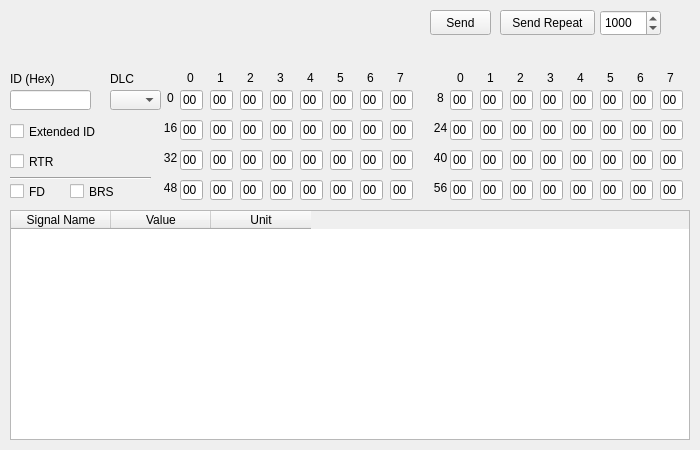
The window that src/window/RawTxWindow/RawTxWindow.ui (1-hexene/CANgaroo) describes before a commit, drawn with Qt 5.
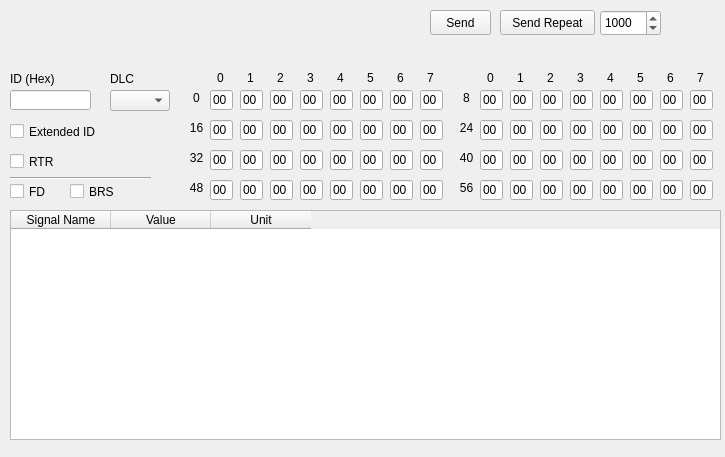
The same window after the commit.

```diff
--- a/src/window/RawTxWindow/RawTxWindow.ui
+++ b/src/window/RawTxWindow/RawTxWindow.ui
@@ -6,8 +6,8 @@
    <rect>
     <x>0</x>
     <y>0</y>
-    <width>700</width>
-    <height>450</height>
+    <width>725</width>
+    <height>457</height>
    </rect>
   </property>
   <property name="sizePolicy">
@@ -36,7 +36,7 @@
     <rect>
      <x>10</x>
      <y>210</y>
-     <width>680</width>
+     <width>711</width>
      <height>230</height>
     </rect>
    </property>
@@ -138,7 +138,7 @@
     <rect>
      <x>10</x>
      <y>70</y>
-     <width>101</width>
+     <width>91</width>
      <height>17</height>
     </rect>
    </property>
@@ -196,7 +196,7 @@
     <rect>
      <x>10</x>
      <y>120</y>
-     <width>121</width>
+     <width>141</width>
      <height>23</height>
     </rect>
    </property>
@@ -209,7 +209,7 @@
     <rect>
      <x>70</x>
      <y>180</y>
-     <width>51</width>
+     <width>61</width>
      <height>23</height>
     </rect>
    </property>
@@ -235,15 +235,15 @@
     <rect>
      <x>110</x>
      <y>90</y>
-     <width>51</width>
-     <height>20</height>
+     <width>60</width>
+     <height>21</height>
     </rect>
    </property>
   </widget>
   <widget class="QLineEdit" name="fieldByte7_6">
    <property name="geometry">
     <rect>
-     <x>390</x>
+     <x>420</x>
      <y>180</y>
      <width>23</width>
      <height>20</height>
@@ -262,7 +262,7 @@
   <widget class="QLabel" name="label_col18">
    <property name="geometry">
     <rect>
-     <x>390</x>
+     <x>420</x>
      <y>70</y>
      <width>21</width>
      <height>16</height>
@@ -278,7 +278,7 @@
   <widget class="QLineEdit" name="fieldByte4_1">
    <property name="geometry">
     <rect>
-     <x>570</x>
+     <x>600</x>
      <y>90</y>
      <width>23</width>
      <height>20</height>
@@ -297,7 +297,7 @@
   <widget class="QLineEdit" name="fieldByte0_6">
    <property name="geometry">
     <rect>
-     <x>180</x>
+     <x>210</x>
      <y>180</y>
      <width>23</width>
      <height>20</height>
@@ -316,7 +316,7 @@
   <widget class="QLineEdit" name="fieldByte3_6">
    <property name="geometry">
     <rect>
-     <x>270</x>
+     <x>300</x>
      <y>180</y>
      <width>23</width>
      <height>20</height>
@@ -335,7 +335,7 @@
   <widget class="QLineEdit" name="fieldByte2_2">
    <property name="geometry">
     <rect>
-     <x>240</x>
+     <x>270</x>
      <y>120</y>
      <width>23</width>
      <height>20</height>
@@ -354,7 +354,7 @@
   <widget class="QLineEdit" name="fieldByte1_1">
    <property name="geometry">
     <rect>
-     <x>480</x>
+     <x>510</x>
      <y>90</y>
      <width>23</width>
      <height>20</height>
@@ -373,7 +373,7 @@
   <widget class="QLineEdit" name="fieldByte6_2">
    <property name="geometry">
     <rect>
-     <x>360</x>
+     <x>390</x>
      <y>120</y>
      <width>23</width>
      <height>20</height>
@@ -392,7 +392,7 @@
   <widget class="QLineEdit" name="fieldByte7_1">
    <property name="geometry">
     <rect>
-     <x>660</x>
+     <x>690</x>
      <y>90</y>
      <width>23</width>
      <height>20</height>
@@ -411,7 +411,7 @@
   <widget class="QLineEdit" name="fieldByte7_4">
    <property name="geometry">
     <rect>
-     <x>390</x>
+     <x>420</x>
      <y>150</y>
      <width>23</width>
      <height>20</height>
@@ -430,7 +430,7 @@
   <widget class="QLabel" name="label_pay8">
    <property name="geometry">
     <rect>
-     <x>430</x>
+     <x>456</x>
      <y>180</y>
      <width>21</width>
      <height>16</height>
@@ -446,7 +446,7 @@
   <widget class="QLineEdit" name="fieldByte3_7">
    <property name="geometry">
     <rect>
-     <x>540</x>
+     <x>570</x>
      <y>180</y>
      <width>23</width>
      <height>20</height>
@@ -465,7 +465,7 @@
   <widget class="QLineEdit" name="fieldByte4_7">
    <property name="geometry">
     <rect>
-     <x>570</x>
+     <x>600</x>
      <y>180</y>
      <width>23</width>
      <height>20</height>
@@ -484,7 +484,7 @@
   <widget class="QLabel" name="label_pay1">
    <property name="geometry">
     <rect>
-     <x>160</x>
+     <x>186</x>
      <y>90</y>
      <width>21</width>
      <height>16</height>
@@ -500,7 +500,7 @@
   <widget class="QLineEdit" name="fieldByte5_7">
    <property name="geometry">
     <rect>
-     <x>600</x>
+     <x>630</x>
      <y>180</y>
      <width>23</width>
      <height>20</height>
@@ -519,7 +519,7 @@
   <widget class="QLineEdit" name="fieldByte3_1">
    <property name="geometry">
     <rect>
-     <x>540</x>
+     <x>570</x>
      <y>90</y>
      <width>23</width>
      <height>20</height>
@@ -538,7 +538,7 @@
   <widget class="QLineEdit" name="fieldByte7_0">
    <property name="geometry">
     <rect>
-     <x>390</x>
+     <x>420</x>
      <y>90</y>
      <width>23</width>
      <height>20</height>
@@ -557,7 +557,7 @@
   <widget class="QLineEdit" name="fieldByte5_6">
    <property name="geometry">
     <rect>
-     <x>330</x>
+     <x>360</x>
      <y>180</y>
      <width>23</width>
      <height>20</height>
@@ -576,7 +576,7 @@
   <widget class="QLineEdit" name="fieldByte1_7">
    <property name="geometry">
     <rect>
-     <x>480</x>
+     <x>510</x>
      <y>180</y>
      <width>23</width>
      <height>20</height>
@@ -595,7 +595,7 @@
   <widget class="QLineEdit" name="fieldByte7_3">
    <property name="geometry">
     <rect>
-     <x>660</x>
+     <x>690</x>
      <y>120</y>
      <width>23</width>
      <height>20</height>
@@ -614,7 +614,7 @@
   <widget class="QLabel" name="label_col13">
    <property name="geometry">
     <rect>
-     <x>240</x>
+     <x>270</x>
      <y>70</y>
      <width>21</width>
      <height>16</height>
@@ -630,7 +630,7 @@
   <widget class="QLineEdit" name="fieldByte5_3">
    <property name="geometry">
     <rect>
-     <x>600</x>
+     <x>630</x>
      <y>120</y>
      <width>23</width>
      <height>20</height>
@@ -649,7 +649,7 @@
   <widget class="QLineEdit" name="fieldByte3_4">
    <property name="geometry">
     <rect>
-     <x>270</x>
+     <x>300</x>
      <y>150</y>
      <width>23</width>
      <height>20</height>
@@ -668,7 +668,7 @@
   <widget class="QLineEdit" name="fieldByte0_2">
    <property name="geometry">
     <rect>
-     <x>180</x>
+     <x>210</x>
      <y>120</y>
      <width>23</width>
      <height>20</height>
@@ -687,7 +687,7 @@
   <widget class="QLineEdit" name="fieldByte0_5">
    <property name="geometry">
     <rect>
-     <x>450</x>
+     <x>480</x>
      <y>150</y>
      <width>23</width>
      <height>20</height>
@@ -706,7 +706,7 @@
   <widget class="QLineEdit" name="fieldByte6_6">
    <property name="geometry">
     <rect>
-     <x>360</x>
+     <x>390</x>
      <y>180</y>
      <width>23</width>
      <height>20</height>
@@ -725,7 +725,7 @@
   <widget class="QLabel" name="label_pay2">
    <property name="geometry">
     <rect>
-     <x>430</x>
+     <x>456</x>
      <y>90</y>
      <width>21</width>
      <height>16</height>
@@ -741,7 +741,7 @@
   <widget class="QLabel" name="label_col17">
    <property name="geometry">
     <rect>
-     <x>360</x>
+     <x>390</x>
      <y>70</y>
      <width>21</width>
      <height>16</height>
@@ -757,7 +757,7 @@
   <widget class="QLineEdit" name="fieldByte2_3">
    <property name="geometry">
     <rect>
-     <x>510</x>
+     <x>540</x>
      <y>120</y>
      <width>23</width>
      <height>20</height>
@@ -776,7 +776,7 @@
   <widget class="QLabel" name="label_col15">
    <property name="geometry">
     <rect>
-     <x>300</x>
+     <x>330</x>
      <y>70</y>
      <width>21</width>
      <height>16</height>
@@ -792,7 +792,7 @@
   <widget class="QLineEdit" name="fieldByte0_4">
    <property name="geometry">
     <rect>
-     <x>180</x>
+     <x>210</x>
      <y>150</y>
      <width>23</width>
      <height>20</height>
@@ -811,7 +811,7 @@
   <widget class="QLineEdit" name="fieldByte0_3">
    <property name="geometry">
     <rect>
-     <x>450</x>
+     <x>480</x>
      <y>120</y>
      <width>23</width>
      <height>20</height>
@@ -830,7 +830,7 @@
   <widget class="QLabel" name="label_pay3">
    <property name="geometry">
     <rect>
-     <x>160</x>
+     <x>186</x>
      <y>120</y>
      <width>21</width>
      <height>16</height>
@@ -846,7 +846,7 @@
   <widget class="QLineEdit" name="fieldByte0_1">
    <property name="geometry">
     <rect>
-     <x>450</x>
+     <x>480</x>
      <y>90</y>
      <width>23</width>
      <height>20</height>
@@ -865,7 +865,7 @@
   <widget class="QLineEdit" name="fieldByte5_0">
    <property name="geometry">
     <rect>
-     <x>330</x>
+     <x>360</x>
      <y>90</y>
      <width>23</width>
      <height>20</height>
@@ -884,7 +884,7 @@
   <widget class="QLineEdit" name="fieldByte2_1">
    <property name="geometry">
     <rect>
-     <x>510</x>
+     <x>540</x>
      <y>90</y>
      <width>23</width>
      <height>20</height>
@@ -903,7 +903,7 @@
   <widget class="QLineEdit" name="fieldByte1_3">
    <property name="geometry">
     <rect>
-     <x>480</x>
+     <x>510</x>
      <y>120</y>
      <width>23</width>
      <height>20</height>
@@ -922,7 +922,7 @@
   <widget class="QLabel" name="label_col11">
    <property name="geometry">
     <rect>
-     <x>180</x>
+     <x>210</x>
      <y>70</y>
      <width>21</width>
      <height>16</height>
@@ -938,7 +938,7 @@
   <widget class="QLineEdit" name="fieldByte1_2">
    <property name="geometry">
     <rect>
-     <x>210</x>
+     <x>240</x>
      <y>120</y>
      <width>23</width>
      <height>20</height>
@@ -957,7 +957,7 @@
   <widget class="QLineEdit" name="fieldByte4_6">
    <property name="geometry">
     <rect>
-     <x>300</x>
+     <x>330</x>
      <y>180</y>
      <width>23</width>
      <height>20</height>
@@ -976,7 +976,7 @@
   <widget class="QLabel" name="label_pay5">
    <property name="geometry">
     <rect>
-     <x>160</x>
+     <x>186</x>
      <y>150</y>
      <width>21</width>
      <height>16</height>
@@ -992,7 +992,7 @@
   <widget class="QLineEdit" name="fieldByte3_5">
    <property name="geometry">
     <rect>
-     <x>540</x>
+     <x>570</x>
      <y>150</y>
      <width>23</width>
      <height>20</height>
@@ -1011,7 +1011,7 @@
   <widget class="QLineEdit" name="fieldByte1_5">
    <property name="geometry">
     <rect>
-     <x>480</x>
+     <x>510</x>
      <y>150</y>
      <width>23</width>
      <height>20</height>
@@ -1030,7 +1030,7 @@
   <widget class="QLineEdit" name="fieldByte2_5">
    <property name="geometry">
     <rect>
-     <x>510</x>
+     <x>540</x>
      <y>150</y>
      <width>23</width>
      <height>20</height>
@@ -1049,7 +1049,7 @@
   <widget class="QLineEdit" name="fieldByte4_5">
    <property name="geometry">
     <rect>
-     <x>570</x>
+     <x>600</x>
      <y>150</y>
      <width>23</width>
      <height>20</height>
@@ -1068,7 +1068,7 @@
   <widget class="QLabel" name="label_pay4">
    <property name="geometry">
     <rect>
-     <x>430</x>
+     <x>456</x>
      <y>120</y>
      <width>21</width>
      <height>16</height>
@@ -1084,7 +1084,7 @@
   <widget class="QLineEdit" name="fieldByte2_4">
    <property name="geometry">
     <rect>
-     <x>240</x>
+     <x>270</x>
      <y>150</y>
      <width>23</width>
      <height>20</height>
@@ -1103,7 +1103,7 @@
   <widget class="QLineEdit" name="fieldByte7_2">
    <property name="geometry">
     <rect>
-     <x>390</x>
+     <x>420</x>
      <y>120</y>
      <width>23</width>
      <height>20</height>
@@ -1122,7 +1122,7 @@
   <widget class="QLabel" name="label_col14">
    <property name="geometry">
     <rect>
-     <x>270</x>
+     <x>300</x>
      <y>70</y>
      <width>21</width>
      <height>16</height>
@@ -1138,7 +1138,7 @@
   <widget class="QLineEdit" name="fieldByte5_4">
    <property name="geometry">
     <rect>
-     <x>330</x>
+     <x>360</x>
      <y>150</y>
      <width>23</width>
      <height>20</height>
@@ -1157,7 +1157,7 @@
   <widget class="QLineEdit" name="fieldByte5_5">
    <property name="geometry">
     <rect>
-     <x>600</x>
+     <x>630</x>
      <y>150</y>
      <width>23</width>
      <height>20</height>
@@ -1176,7 +1176,7 @@
   <widget class="QLineEdit" name="fieldByte2_0">
    <property name="geometry">
     <rect>
-     <x>240</x>
+     <x>270</x>
      <y>90</y>
      <width>23</width>
      <height>20</height>
@@ -1195,7 +1195,7 @@
   <widget class="QLineEdit" name="fieldByte7_5">
    <property name="geometry">
     <rect>
-     <x>660</x>
+     <x>690</x>
      <y>150</y>
      <width>23</width>
      <height>20</height>
@@ -1214,7 +1214,7 @@
   <widget class="QLineEdit" name="fieldByte1_4">
    <property name="geometry">
     <rect>
-     <x>210</x>
+     <x>240</x>
      <y>150</y>
      <width>23</width>
      <height>20</height>
@@ -1233,7 +1233,7 @@
   <widget class="QLineEdit" name="fieldByte5_2">
    <property name="geometry">
     <rect>
-     <x>330</x>
+     <x>360</x>
      <y>120</y>
      <width>23</width>
      <height>20</height>
@@ -1252,7 +1252,7 @@
   <widget class="QLineEdit" name="fieldByte6_5">
    <property name="geometry">
     <rect>
-     <x>630</x>
+     <x>660</x>
      <y>150</y>
      <width>23</width>
      <height>20</height>
@@ -1271,7 +1271,7 @@
   <widget class="QLineEdit" name="fieldByte6_1">
    <property name="geometry">
     <rect>
-     <x>630</x>
+     <x>660</x>
      <y>90</y>
      <width>23</width>
      <height>20</height>
@@ -1290,7 +1290,7 @@
   <widget class="QLineEdit" name="fieldByte4_2">
    <property name="geometry">
     <rect>
-     <x>300</x>
+     <x>330</x>
      <y>120</y>
      <width>23</width>
      <height>20</height>
@@ -1309,7 +1309,7 @@
   <widget class="QLineEdit" name="fieldByte2_6">
    <property name="geometry">
     <rect>
-     <x>240</x>
+     <x>270</x>
      <y>180</y>
      <width>23</width>
      <height>20</height>
@@ -1328,7 +1328,7 @@
   <widget class="QLineEdit" name="fieldByte6_3">
    <property name="geometry">
     <rect>
-     <x>630</x>
+     <x>660</x>
      <y>120</y>
      <width>23</width>
      <height>20</height>
@@ -1347,7 +1347,7 @@
   <widget class="QLineEdit" name="fieldByte1_0">
    <property name="geometry">
     <rect>
-     <x>210</x>
+     <x>240</x>
      <y>90</y>
      <width>23</width>
      <height>20</height>
@@ -1366,7 +1366,7 @@
   <widget class="QLineEdit" name="fieldByte1_6">
    <property name="geometry">
     <rect>
-     <x>210</x>
+     <x>240</x>
      <y>180</y>
      <width>23</width>
      <height>20</height>
@@ -1385,7 +1385,7 @@
   <widget class="QLineEdit" name="fieldByte7_7">
    <property name="geometry">
     <rect>
-     <x>660</x>
+     <x>690</x>
      <y>180</y>
      <width>23</width>
      <height>20</height>
@@ -1404,7 +1404,7 @@
   <widget class="QLineEdit" name="fieldByte0_7">
    <property name="geometry">
     <rect>
-     <x>450</x>
+     <x>480</x>
      <y>180</y>
      <width>23</width>
      <height>20</height>
@@ -1423,7 +1423,7 @@
   <widget class="QLineEdit" name="fieldByte3_2">
    <property name="geometry">
     <rect>
-     <x>270</x>
+     <x>300</x>
      <y>120</y>
      <width>23</width>
      <height>20</height>
@@ -1442,7 +1442,7 @@
   <widget class="QLineEdit" name="fieldByte6_7">
    <property name="geometry">
     <rect>
-     <x>630</x>
+     <x>660</x>
      <y>180</y>
      <width>23</width>
      <height>20</height>
@@ -1461,7 +1461,7 @@
   <widget class="QLineEdit" name="fieldByte4_0">
    <property name="geometry">
     <rect>
-     <x>300</x>
+     <x>330</x>
      <y>90</y>
      <width>23</width>
      <height>20</height>
@@ -1480,7 +1480,7 @@
   <widget class="QLineEdit" name="fieldByte0_0">
    <property name="geometry">
     <rect>
-     <x>180</x>
+     <x>210</x>
      <y>90</y>
      <width>23</width>
      <height>20</height>
@@ -1499,7 +1499,7 @@
   <widget class="QLineEdit" name="fieldByte6_4">
    <property name="geometry">
     <rect>
-     <x>360</x>
+     <x>390</x>
      <y>150</y>
      <width>23</width>
      <height>20</height>
@@ -1518,7 +1518,7 @@
   <widget class="QLineEdit" name="fieldByte5_1">
    <property name="geometry">
     <rect>
-     <x>600</x>
+     <x>630</x>
      <y>90</y>
      <width>23</width>
      <height>20</height>
@@ -1537,7 +1537,7 @@
   <widget class="QLabel" name="label_pay6">
    <property name="geometry">
     <rect>
-     <x>430</x>
+     <x>456</x>
      <y>150</y>
      <width>21</width>
      <height>16</height>
@@ -1553,7 +1553,7 @@
   <widget class="QLabel" name="label_col12">
    <property name="geometry">
     <rect>
-     <x>210</x>
+     <x>240</x>
      <y>70</y>
      <width>21</width>
      <height>16</height>
@@ -1569,7 +1569,7 @@
   <widget class="QLabel" name="label_col16">
    <property name="geometry">
     <rect>
-     <x>330</x>
+     <x>360</x>
      <y>70</y>
      <width>21</width>
      <height>16</height>
@@ -1585,7 +1585,7 @@
   <widget class="QLineEdit" name="fieldByte3_0">
    <property name="geometry">
     <rect>
-     <x>270</x>
+     <x>300</x>
      <y>90</y>
      <width>23</width>
      <height>20</height>
@@ -1604,7 +1604,7 @@
   <widget class="QLineEdit" name="fieldByte6_0">
    <property name="geometry">
     <rect>
-     <x>360</x>
+     <x>390</x>
      <y>90</y>
      <width>23</width>
      <height>20</height>
@@ -1623,7 +1623,7 @@
   <widget class="QLineEdit" name="fieldByte4_3">
    <property name="geometry">
     <rect>
-     <x>570</x>
+     <x>600</x>
      <y>120</y>
      <width>23</width>
      <height>20</height>
@@ -1642,7 +1642,7 @@
   <widget class="QLineEdit" name="fieldByte3_3">
    <property name="geometry">
     <rect>
-     <x>540</x>
+     <x>570</x>
      <y>120</y>
      <width>23</width>
      <height>20</height>
@@ -1661,7 +1661,7 @@
   <widget class="QLineEdit" name="fieldByte4_4">
    <property name="geometry">
     <rect>
-     <x>300</x>
+     <x>330</x>
      <y>150</y>
      <width>23</width>
      <height>20</height>
@@ -1680,7 +1680,7 @@
   <widget class="QLineEdit" name="fieldByte2_7">
    <property name="geometry">
     <rect>
-     <x>510</x>
+     <x>540</x>
      <y>180</y>
      <width>23</width>
      <height>20</height>
@@ -1699,7 +1699,7 @@
   <widget class="QLabel" name="label_pay7">
    <property name="geometry">
     <rect>
-     <x>160</x>
+     <x>186</x>
      <y>180</y>
      <width>21</width>
      <height>16</height>
@@ -1715,7 +1715,7 @@
   <widget class="QLabel" name="label_col28">
    <property name="geometry">
     <rect>
-     <x>660</x>
+     <x>690</x>
      <y>70</y>
      <width>21</width>
      <height>16</height>
@@ -1731,7 +1731,7 @@
   <widget class="QLabel" name="label_col24">
    <property name="geometry">
     <rect>
-     <x>540</x>
+     <x>570</x>
      <y>70</y>
      <width>21</width>
      <height>16</height>
@@ -1747,7 +1747,7 @@
   <widget class="QLabel" name="label_col23">
    <property name="geometry">
     <rect>
-     <x>510</x>
+     <x>540</x>
      <y>70</y>
      <width>21</width>
      <height>16</height>
@@ -1763,7 +1763,7 @@
   <widget class="QLabel" name="label_col27">
    <property name="geometry">
     <rect>
-     <x>630</x>
+     <x>660</x>
      <y>70</y>
      <width>21</width>
      <height>16</height>
@@ -1779,7 +1779,7 @@
   <widget class="QLabel" name="label_col25">
    <property name="geometry">
     <rect>
-     <x>570</x>
+     <x>600</x>
      <y>70</y>
      <width>21</width>
      <height>16</height>
@@ -1795,7 +1795,7 @@
   <widget class="QLabel" name="label_col22">
    <property name="geometry">
     <rect>
-     <x>480</x>
+     <x>510</x>
      <y>70</y>
      <width>21</width>
      <height>16</height>
@@ -1811,7 +1811,7 @@
   <widget class="QLabel" name="label_col26">
    <property name="geometry">
     <rect>
-     <x>600</x>
+     <x>630</x>
      <y>70</y>
      <width>21</width>
      <height>16</height>
@@ -1827,7 +1827,7 @@
   <widget class="QLabel" name="label_col21">
    <property name="geometry">
     <rect>
-     <x>450</x>
+     <x>480</x>
      <y>70</y>
      <width>21</width>
      <height>16</height>
```
